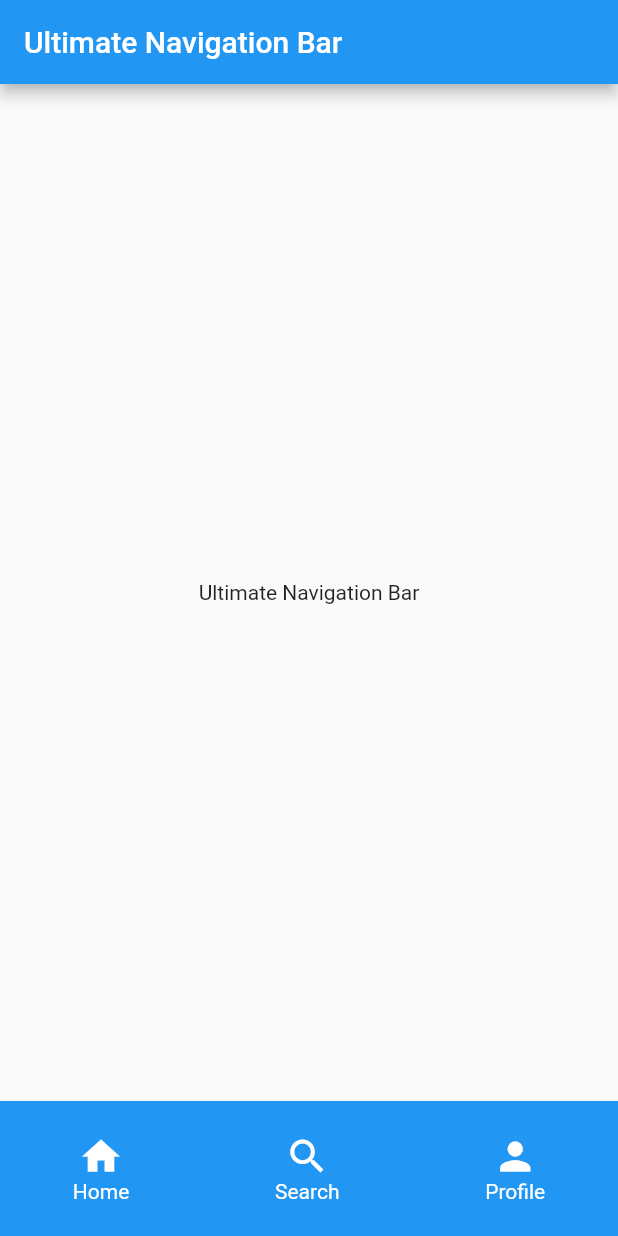
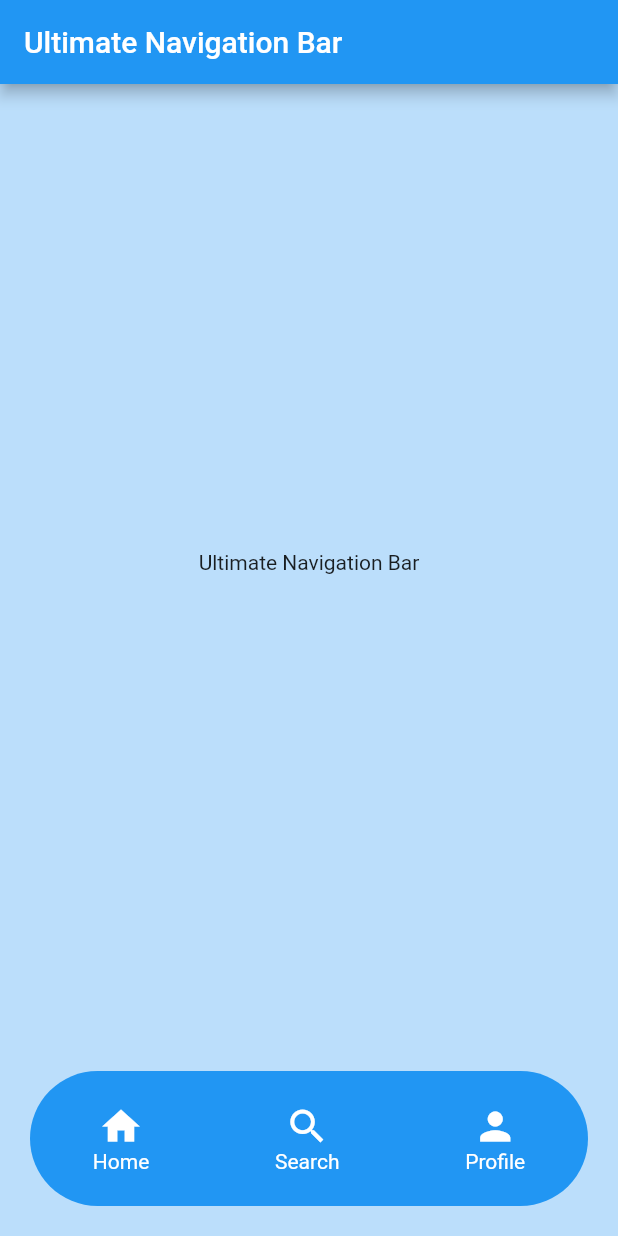
Before and after one commit to UltimateNavBar/ultimate_navigation_bar, a Flutter app: the screen it shows after launch, on a phone screen of 412 x 824 dp. Run offline on Flutter 3.47's test engine with Material 2 defaults, Android fonts, the phone set to English and light mode, and no system bars.

Commit message:
Margin + Border Radius

```diff
--- a/example/lib/main.dart
+++ b/example/lib/main.dart
@@ -17,6 +17,7 @@ class _MyAppState extends State<MyApp> {
   Widget build(BuildContext context) {
     return MaterialApp(
       home: Scaffold(
+        backgroundColor: Colors.blue.shade100,
         appBar: AppBar(
           title: const Text('Ultimate Navigation Bar'),
         ),
@@ -33,7 +34,9 @@ class _MyAppState extends State<MyApp> {
         bottomNavigationBar: UltimateNavBar(
             backgroundColor: Colors.blue.shade500,
             itemsColor: Colors.white,
+            marginBar: const EdgeInsets.all(20),
             iconsSize: 30,
+            borderRadiusBar: BorderRadius.circular(80),
             items: [
               NavBarItem(
                   label: 'Home',
--- a/lib/src/nav_bar.dart
+++ b/lib/src/nav_bar.dart
@@ -5,6 +5,8 @@ class UltimateNavBar extends StatelessWidget {
   final List<NavBarItem>? items;
   final Color? backgroundColor;
   final int? barHeight;
+  final EdgeInsets? marginBar;
+  final BorderRadius? borderRadiusBar;
   final double? iconsSize;
   final Color? itemsColor;
 
@@ -14,6 +16,8 @@ class UltimateNavBar extends StatelessWidget {
     this.backgroundColor,
     this.barHeight,
     this.iconsSize,
+    this.borderRadiusBar,
+    this.marginBar,
     this.itemsColor,
   }) : super(key: key);
 
@@ -44,11 +48,14 @@ class UltimateNavBar extends StatelessWidget {
   @override
   Widget build(BuildContext context) {
     return Container(
+      margin: marginBar ?? EdgeInsets.all(0),
       height: barHeight?.toDouble() ?? 90,
       decoration: BoxDecoration(
         color: backgroundColor ?? Colors.white,
+        borderRadius:  borderRadiusBar ?? BorderRadius.circular(0),
       ),
       child: SafeArea(
+        bottom: marginBar != null ? false : true,
         child: Row(
           mainAxisAlignment: MainAxisAlignment.spaceAround,
           children: generateItems(items!),
```
Also changed, not shown: example/pubspec.lock.
